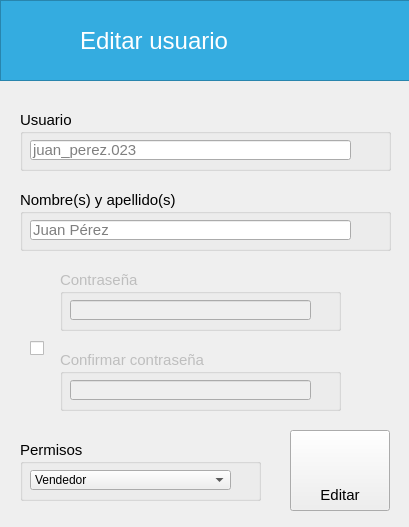
Qt form ui/Ui_EditarUsuario.ui (ivanperez-7/printpos) before a commit.
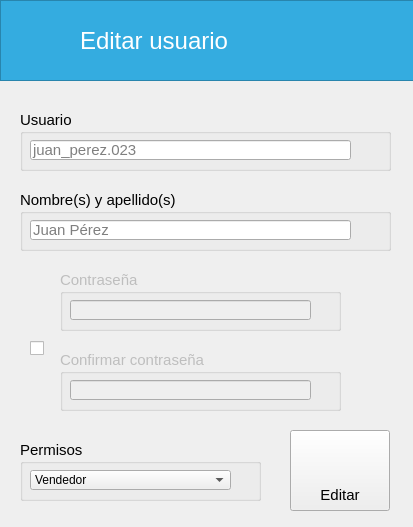
The same form after that commit. Icons and pictures are not drawn.

Diff of the .ui file:
```diff
--- a/ui/Ui_EditarUsuario.ui
+++ b/ui/Ui_EditarUsuario.ui
@@ -9,7 +9,7 @@
    <rect>
     <x>0</x>
     <y>0</y>
-    <width>409</width>
+    <width>413</width>
     <height>527</height>
    </rect>
   </property>
```
Left out of the diff: 4 changed lines with no effect on the pictures.
